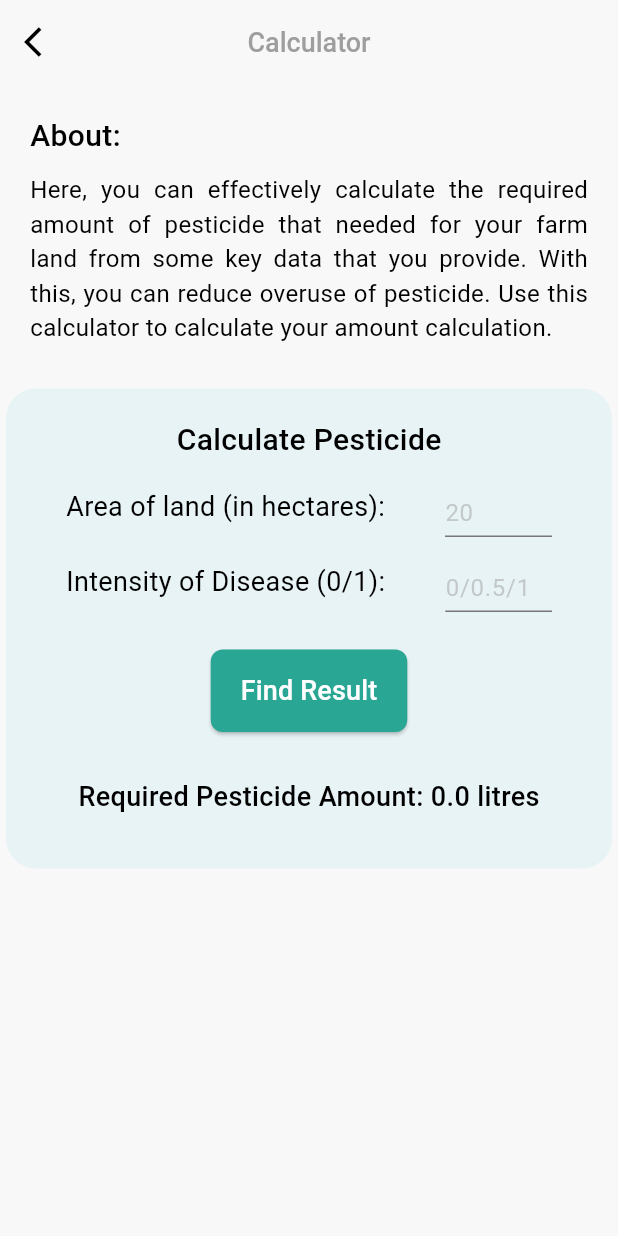
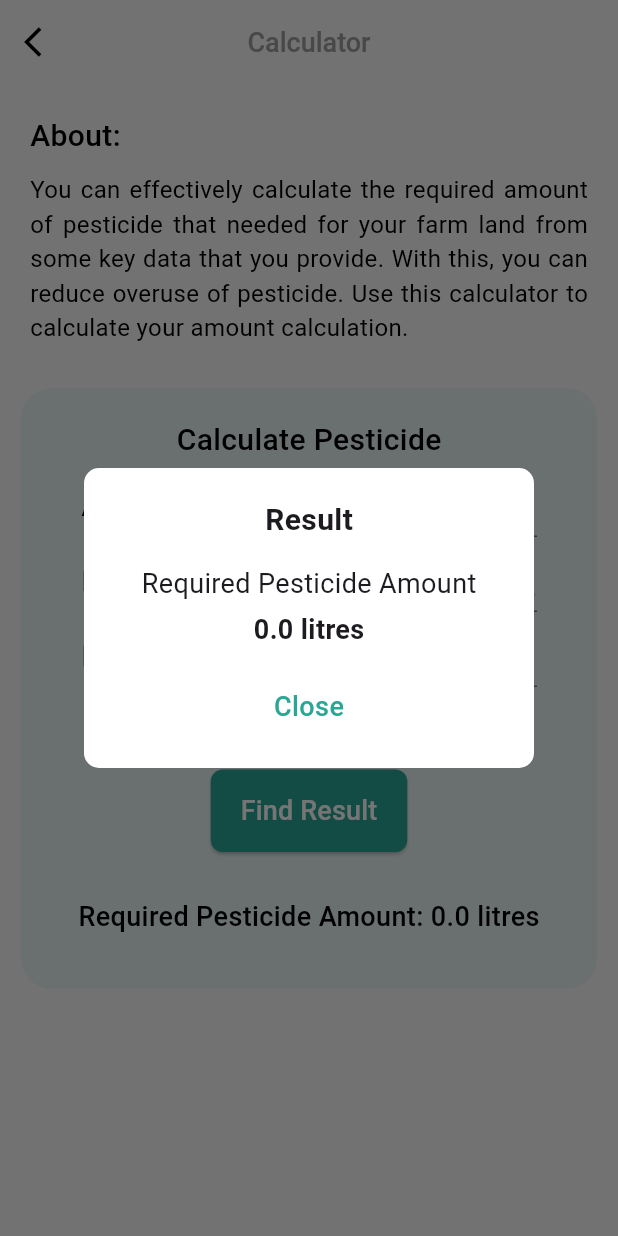
Before and after one commit to joelbiju/cropGuard, a Flutter app: the Calculate screen opened directly, after a tap on "Find Result", on a phone screen of 412 x 824 dp. Run offline on Flutter 3.47's test engine with Material 3 defaults, Android fonts, the phone set to English and light mode, and no system bars; missing offline and left inert: dart:ffi, sign_button.

Commit message:
dialog box added

```diff
--- a/lib/main.dart
+++ b/lib/main.dart
@@ -2,6 +2,7 @@
 
 import 'package:crop_guard/pages/calculator_page.dart';
 import 'package:crop_guard/pages/disease_page.dart';
+import 'package:crop_guard/pages/home_page.dart';
 import 'package:crop_guard/pages/result_page.dart';
 import 'package:crop_guard/pages/signin_page.dart';
 import 'package:flutter/material.dart';
@@ -18,7 +19,7 @@ class MyApp extends StatelessWidget {
   Widget build(BuildContext context) {
     return MaterialApp(
       debugShowCheckedModeBanner: false,
-      home: Calculate(),
+      home: MyHome(),
       );
   }
 
--- a/lib/pages/calculator_page.dart
+++ b/lib/pages/calculator_page.dart
@@ -1,6 +1,7 @@
 // ignore_for_file: prefer_const_constructors, prefer_const_literals_to_create_immutables
 
 import 'package:crop_guard/util/button_main.dart';
+import 'package:crop_guard/util/popup_dialog.dart';
 import 'package:flutter/material.dart';
 
 
@@ -15,6 +16,7 @@ class _CalculateState extends State<Calculate> {
 
   final TextEditingController _areaController = TextEditingController();
   final TextEditingController _intensityController = TextEditingController();
+  final TextEditingController _timeController = TextEditingController();
   double pesticideAmount = 0.0;
   final FocusScopeNode _focusScopeNode = FocusScopeNode();
 
@@ -71,7 +73,7 @@ class _CalculateState extends State<Calculate> {
                 Padding(
                   padding: EdgeInsets.symmetric(horizontal: 20),
 
-                  child: Text('Here, you can effectively calculate the required amount of pesticide that needed for your farm land from some key data that you provide. With this, you can reduce overuse of pesticide. Use this calculator to calculate your amount calculation.',
+                  child: Text('You can effectively calculate the required amount of pesticide that needed for your farm land from some key data that you provide. With this, you can reduce overuse of pesticide. Use this calculator to calculate your amount calculation.',
                   textAlign: TextAlign.justify,
                   style: TextStyle(
                     color: Colors.black,
@@ -81,8 +83,11 @@ class _CalculateState extends State<Calculate> {
                 ),
 
                 SizedBox(height: 25,),
+
                 //card with details
-                Card(
+                Padding(
+                  padding: const EdgeInsets.symmetric(horizontal: 10),
+                  child: Card(
                     color: Color.fromRGBO(215, 238, 242, 0.5),
                     shape: RoundedRectangleBorder(
                       borderRadius: BorderRadius.circular(20),
@@ -146,7 +151,7 @@ class _CalculateState extends State<Calculate> {
                               ),),
                               SizedBox(width: 20,),
 
-                            //textfield for area
+                              //textfield for intensity of disease
                               Expanded(
                                 child: Padding(
                                   padding: EdgeInsets.symmetric(horizontal: 20),
@@ -166,7 +171,43 @@ class _CalculateState extends State<Calculate> {
                             ],
                           ),
 
-                        SizedBox(height: 25,),
+                          SizedBox(height: 10,),
+
+
+                          //for run time
+                          Row(
+                            children: [
+                              SizedBox(width: 20,),
+                              Text('Intensity of Disease (0/1):',
+                              style: TextStyle(
+                                color: Colors.black,
+                                fontWeight:FontWeight.w400,
+                                fontSize: 18,
+                              ),),
+                              SizedBox(width: 20,),
+
+                              //textfield
+                              Expanded(
+                                child: Padding(
+                                  padding: EdgeInsets.symmetric(horizontal: 20),
+                                  child: SizedBox(
+                                    height: 40,
+                                    child: TextField(
+                                      controller: _timeController,
+                                      keyboardType: TextInputType.number,
+                                      decoration: InputDecoration(
+                                        hintText: '5 (in minutes)',
+                                        hintStyle: TextStyle(color: Colors.grey.withOpacity(0.5))
+                                      ),
+                                    ),
+                                  ),
+                              ),
+                            ),
+                            ],
+                          ),
+
+                          SizedBox(height: 55,),
+
 
                           //calculate button
                           Actbutton(
@@ -183,6 +224,17 @@ class _CalculateState extends State<Calculate> {
                               setState(() {
                               pesticideAmount = area * 80 * intensity;
                             });
+
+                            //show pop up dialogue
+                            showDialog(
+                              context: context,
+                              builder: (BuildContext context){
+                                return MyDialog(
+                                  dialogTitle: 'Result',
+                                  dialogText: 'Required Pesticide Amount',
+                                  dialogResult: '$pesticideAmount litres');
+                              }
+                            );
                           },
                           ),
 
@@ -201,6 +253,7 @@ class _CalculateState extends State<Calculate> {
                       ),
                     ),
                   ),
+                ),
 
 
           ]),
--- /dev/null
+++ b/lib/util/popup_dialog.dart
@@ -0,0 +1,54 @@
+// ignore_for_file: prefer_const_constructors
+
+import 'package:flutter/material.dart';
+
+class MyDialog extends StatelessWidget {
+
+  final String dialogTitle;
+  final String dialogText;
+  final String dialogResult;
+  const MyDialog({super.key,
+  required this.dialogTitle,
+  required this.dialogText,
+  required this.dialogResult});
+
+  @override
+  Widget build(BuildContext context) {
+    return AlertDialog(
+                backgroundColor: Colors.white,
+                contentPadding: EdgeInsets.zero,
+                shape: RoundedRectangleBorder(
+                  borderRadius: BorderRadius.circular(10),
+                  ),
+                content: Container(
+                  height: 200,
+                  width: 300,
+                padding: EdgeInsets.all(20),
+                child: Column(
+                  children: [
+                    Text(dialogTitle, style: TextStyle(fontSize: 20, fontWeight: FontWeight.bold),),
+                    SizedBox(height: 15,),
+                    Text(dialogText, style: TextStyle(fontSize: 18,),),
+                    SizedBox(height: 5,),
+                    Text(dialogResult, style: TextStyle(fontSize: 18, fontWeight: FontWeight.bold),),
+                    SizedBox(height: 25,),
+                    //button to close dialogue
+                    GestureDetector(
+                      onTap: () {
+                          Navigator.pop(context);
+                        },
+                      child: Text('Close',
+                      style: TextStyle(
+                      color: Color.fromRGBO(41, 166, 148, 1),
+                      fontWeight: FontWeight.w500,
+                      fontSize: 18,
+                      ),),
+                    )
+
+                  ],
+              ),
+            ),
+
+        );
+  }
+}
```
Also changed, not shown: lib/pages/home_page.dart (added, +67 -0 lines). Lines whose indentation alone changed are shown as unchanged.
